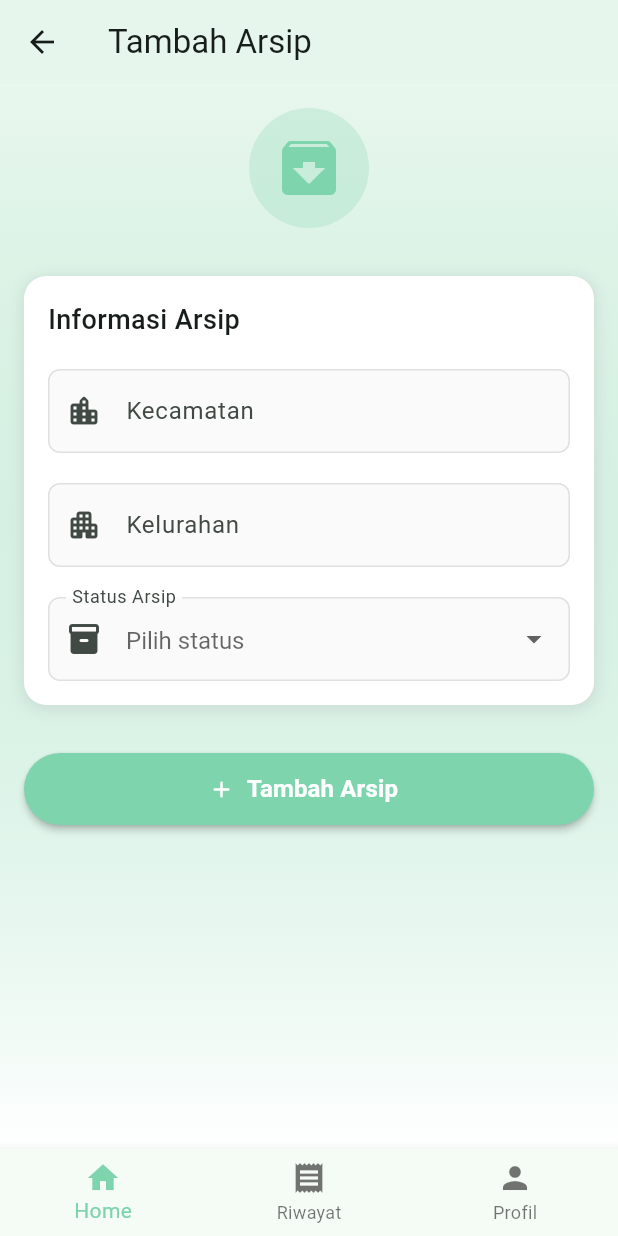
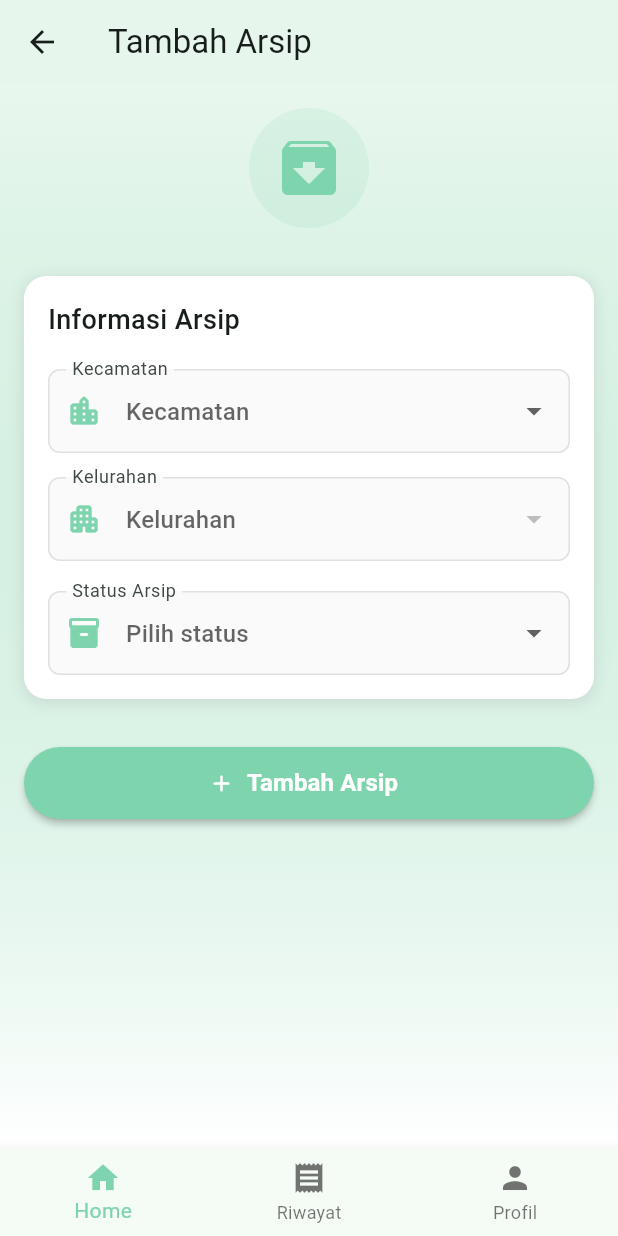
Before and after one commit to FajarRAP/archive_management_system, a Flutter app: the ArchivePage screen opened by its route, after a tap on the "add" icon, on a phone screen of 412 x 824 dp. Run offline on Flutter 3.47's test engine with Material 3 defaults, Android fonts, the phone set to English and light mode, and no system bars; our stand-ins replace bloc, dartz, flutter_bloc, flutter_dotenv, get_it, go_router and 3 more; missing offline and left inert: external_path, syncfusion_flutter_xlsio; accounts and stored records are empty; statements that could not run were skipped.

Commit message:
feat : filter archives and archive loans

```diff
--- a/lib/core/themes/theme.dart
+++ b/lib/core/themes/theme.dart
@@ -9,6 +9,7 @@ final theme = ThemeData(
     tertiary: const Color(0xFF3D0301),
   ),
   inputDecorationTheme: const InputDecorationTheme(
+    prefixIconColor: Color(0xFF7ED4AD),
     border: OutlineInputBorder(
       borderRadius: BorderRadius.all(Radius.circular(8)),
     ),
@@ -22,6 +23,7 @@ final theme = ThemeData(
   ),
   dropdownMenuTheme: const DropdownMenuThemeData(
     inputDecorationTheme: InputDecorationTheme(
+      prefixIconColor: Color(0xFF7ED4AD),
       border: OutlineInputBorder(
         borderRadius: BorderRadius.all(Radius.circular(8)),
       ),
@@ -33,6 +35,11 @@ final theme = ThemeData(
       fillColor: Color(0xFFFAFAFA),
       hintStyle: TextStyle(color: Color(0xFFBDBDBD)),
     ),
+    textStyle: TextStyle(
+      color: Colors.black,
+      fontSize: 16,
+      fontWeight: FontWeight.w400,
+    ),
   ),
   useMaterial3: true,
 );
--- a/lib/features/archive/presentation/cubit/archive_cubit.dart
+++ b/lib/features/archive/presentation/cubit/archive_cubit.dart
@@ -1,5 +1,3 @@
-import 'package:archive_management_system/features/archive/domain/usecases/download_archive_report_use_case.dart';
-import 'package:archive_management_system/features/archive/domain/usecases/get_archive_statistics_use_case.dart';
 import 'package:bloc/bloc.dart';
 import 'package:meta/meta.dart';
 
@@ -7,8 +5,10 @@ import '../../domain/entities/archive_entity.dart';
 import '../../domain/entities/archive_loan_entity.dart';
 import '../../domain/usecases/borrow_archive_use_case.dart';
 import '../../domain/usecases/delete_archive_use_case.dart';
+import '../../domain/usecases/download_archive_report_use_case.dart';
 import '../../domain/usecases/get_archive_loans_by_user_use_case.dart';
 import '../../domain/usecases/get_archive_loans_use_case.dart';
+import '../../domain/usecases/get_archive_statistics_use_case.dart';
 import '../../domain/usecases/get_archives_use_case.dart';
 import '../../domain/usecases/insert_archive_use_case.dart';
 import '../../domain/usecases/return_borrowed_archive_use_case.dart';
@@ -41,13 +41,52 @@ class ArchiveCubit extends Cubit<ArchiveState> {
   final GetArchiveStatisticsUseCase getArchiveStatisticsUseCase;
   final DownloadArchiveReportUseCase downloadArchiveReportUseCase;
 
+  final archives = <ArchiveEntity>[];
+  var archiveLoans = <ArchiveLoanEntity>[];
+  var results = <ArchiveLoanEntity>[];
+  String? _selectedSubdistrict;
+  String? _selectedUrban;
+
+  String? get getSubdistrict => _selectedSubdistrict;
+  String? get getUrban => _selectedUrban;
+
+  void setSubdistrict(String selectedSubdistrict) {
+    if (selectedSubdistrict != _selectedSubdistrict) _selectedUrban = null;
+    _selectedSubdistrict = selectedSubdistrict;
+    emit(FilterArchiveBySubdistrict());
+  }
+
+  void setUrban(String selectedUrban) {
+    _selectedUrban = selectedUrban;
+    emit(FilterArchiveByUrban());
+  }
+
+  void resetFilter() {
+    _selectedSubdistrict = null;
+    _selectedUrban = null;
+    emit(GetArchiveLoaded());
+  }
+
+  void searchArchiveLoans(String keyword) {
+    results = archiveLoans
+        .where((archiveLoan) =>
+            '${archiveLoan.archive.archiveNumber}'.contains(keyword))
+        .toList();
+    emit(GetArchiveLoansLoaded());
+  }
+
   Future<void> getArchive() async {
     emit(GetArchiveLoading());
     final result = await getArchivesUseCase();
 
     result.fold(
       (l) => emit(GetArchiveError(message: l.message)),
-      (r) => emit(GetArchiveLoaded(r)),
+      (r) {
+        archives
+          ..clear()
+          ..addAll(r);
+        emit(GetArchiveLoaded());
+      },
     );
   }
 
@@ -102,7 +141,7 @@ class ArchiveCubit extends Cubit<ArchiveState> {
 
     result.fold(
       (l) => emit(GetArchiveLoansError(message: l.message)),
-      (r) => emit(GetArchiveLoansLoaded(r)),
+      (r) => emit(GetArchiveLoansLoaded()),
     );
   }
 
@@ -126,7 +165,12 @@ class ArchiveCubit extends Cubit<ArchiveState> {
 
     result.fold(
       (l) => emit(GetArchiveLoansError(message: l.message)),
-      (r) => emit(GetArchiveLoansLoaded(r)),
+      (r) {
+        archiveLoans
+          ..clear()
+          ..addAll(r);
+        emit(GetArchiveLoansLoaded());
+      },
     );
   }
 
--- a/lib/features/archive/presentation/cubit/archive_state.dart
+++ b/lib/features/archive/presentation/cubit/archive_state.dart
@@ -25,17 +25,17 @@ class DownloadArchiveReport extends ArchiveState {}
 
 class GetArchiveLoading extends GetArchive {}
 
-class GetArchiveLoaded extends GetArchive {
-  final List<ArchiveEntity> archives;
-
-  GetArchiveLoaded(this.archives);
-}
+class GetArchiveLoaded extends GetArchive {}
 
 class GetArchiveError extends GetArchive {
   final String message;
 
   GetArchiveError({required this.message});
 }
+
+class FilterArchiveBySubdistrict extends GetArchive {}
+
+class FilterArchiveByUrban extends GetArchive {}
 
 class InsertArchiveLoading extends InsertArchive {}
 
@@ -95,11 +95,7 @@ class BorrowArchiveError extends BorrowArchive {
 
 class GetArchiveLoansLoading extends GetArchiveLoans {}
 
-class GetArchiveLoansLoaded extends GetArchiveLoans {
-  final List<ArchiveLoanEntity> archiveLoans;
-
-  GetArchiveLoansLoaded(this.archiveLoans);
-}
+class GetArchiveLoansLoaded extends GetArchiveLoans {}
 
 class GetArchiveLoansError extends GetArchiveLoans {
   final String message;
--- a/lib/features/archive/presentation/pages/add_archive_page.dart
+++ b/lib/features/archive/presentation/pages/add_archive_page.dart
@@ -1,8 +1,8 @@
-import 'package:archive_management_system/core/common/snack_bar.dart';
 import 'package:flutter/material.dart';
 import 'package:flutter_bloc/flutter_bloc.dart';
 
 import '../../../../core/common/constants.dart';
+import '../../../../core/common/snack_bar.dart';
 import '../../../../core/helpers/validation.dart';
 import '../../domain/entities/archive_entity.dart';
 import '../cubit/archive_cubit.dart';
@@ -19,6 +19,8 @@ class _AddArchivePageState extends State<AddArchivePage> {
   final _urbanController = TextEditingController();
   final _formKey = GlobalKey<FormState>();
   var archiveStatus = '';
+  String? _selectedSubdistrict;
+  String? _selectedUrban;
 
   @override
   void dispose() {
@@ -58,7 +60,7 @@ class _AddArchivePageState extends State<AddArchivePage> {
                 Center(
                   child: Container(
                     decoration: BoxDecoration(
-                      color: colorScheme.primary.withOpacity(0.25),
+                      color: colorScheme.primary.withOpacity(0.15),
                       shape: BoxShape.circle,
                     ),
                     padding: const EdgeInsets.all(16),
@@ -88,46 +90,49 @@ class _AddArchivePageState extends State<AddArchivePage> {
                         ),
                       ),
                       const SizedBox(height: 20),
-                      TextFormField(
-                        autovalidateMode: AutovalidateMode.onUserInteraction,
-                        controller: _subdistrictController,
+                      DropdownButtonFormField<String>(
+                        onChanged: (value) {
+                          if (value != _selectedSubdistrict) {
+                            _selectedUrban = null;
+                          }
+                          setState(() => _selectedSubdistrict = value);
+                        },
                         decoration: InputDecoration(
-                          labelText: 'Kecamatan',
-                          hintText: 'Masukkan nama kecamatan',
-                          prefixIcon: Icon(Icons.location_city_rounded),
+                          hintText: 'Kecamatan',
+                          label: const Text('Kecamatan'),
+                          prefixIcon: const Icon(Icons.location_city_rounded),
                         ),
-                        validator: validate,
+                        value: _selectedSubdistrict,
+                        items: subdistrictsAndUrban.entries
+                            .map((subdistrict) => DropdownMenuItem<String>(
+                                value: subdistrict.key,
+                                child: Text(subdistrict.key)))
+                            .toList(),
                       ),
-                      const SizedBox(height: 20),
-                      TextFormField(
-                        autovalidateMode: AutovalidateMode.onUserInteraction,
-                        controller: _urbanController,
+                      const SizedBox(height: 16),
+                      DropdownButtonFormField<String>(
+                        onChanged: (value) =>
+                            setState(() => _selectedUrban = value),
                         decoration: InputDecoration(
-                          labelText: 'Kelurahan',
-                          hintText: 'Masukkan nama kelurahan',
-                          prefixIcon: Icon(Icons.apartment_rounded),
+                          hintText: 'Kelurahan',
+                          label: const Text('Kelurahan'),
+                          prefixIcon: const Icon(Icons.apartment_rounded),
                         ),
-                        validator: validate,
+                        value: _selectedUrban,
+                        items: _items(),
                       ),
                       const SizedBox(height: 20),
                       DropdownButtonFormField<String>(
-                        onChanged: (value) => archiveStatus = value ?? '',
+                        onChanged: (value) => archiveStatus = '$value',
                         autovalidateMode: AutovalidateMode.onUserInteraction,
-                        items: statusOptions.map((status) {
-                          return DropdownMenuItem<String>(
-                            value: status,
-                            child: Text(status),
-                          );
-                        }).toList(),
+                        items: statusOptions
+                            .map((status) => DropdownMenuItem<String>(
+                                value: status, child: Text(status)))
+                            .toList(),
                         decoration: InputDecoration(
                           label: const Text('Status Arsip'),
                           hintText: 'Pilih status',
-                          prefixIcon: Icon(Icons.inventory_2_rounded),
-                        ),
-                        style: TextStyle(
-                          color: Colors.black,
-                          fontSize: 16,
-                          fontWeight: FontWeight.w400,
+                          prefixIcon: const Icon(Icons.inventory_2_rounded),
                         ),
                         validator: validate,
                       ),
@@ -153,7 +158,6 @@ class _AddArchivePageState extends State<AddArchivePage> {
                       if (state is InsertArchiveLoading) {
                         return FilledButton(
                           onPressed: null,
-                          style: FilledButton.styleFrom(elevation: 2),
                           child: const CircularProgressIndicator(
                             strokeWidth: 2,
                             valueColor: AlwaysStoppedAnimation(Colors.white),
@@ -165,12 +169,16 @@ class _AddArchivePageState extends State<AddArchivePage> {
                         onPressed: () async {
                           if (!_formKey.currentState!.validate()) return;
 
-                          final subdistrict =
-                              _subdistrictController.text.trim();
-                          final urban = _urbanController.text.trim();
+                          if (_selectedSubdistrict == null ||
+                              _selectedSubdistrict!.isEmpty) return;
+                          if (_selectedUrban == null ||
+                              _selectedUrban!.isEmpty) {
+                            return;
+                          }
+
                           final archive = ArchiveEntity(
-                              subdistrict: subdistrict,
-                              urban: urban,
+                              subdistrict: _selectedSubdistrict!,
+                              urban: _selectedUrban!,
                               status: archiveStatus);
                           await archiveCubit.insertArchive(archive: archive);
                         },
@@ -180,7 +188,7 @@ class _AddArchivePageState extends State<AddArchivePage> {
                           'Tambah Arsip',
                           style: TextStyle(
                             fontSize: 16,
-                            fontWeight: FontWeight.bold,
+                            fontWeight: FontWeight.w700,
                           ),
                         ),
                       );
@@ -194,4 +202,15 @@ class _AddArchivePageState extends State<AddArchivePage> {
       ),
     );
   }
+
+  List<DropdownMenuItem<String>> _items() {
+    if (_selectedSubdistrict == null || _selectedSubdistrict!.isEmpty) {
+      return [];
+    }
+
+    return subdistrictsAndUrban[_selectedSubdistrict]!
+        .map((urban) =>
+            DropdownMenuItem<String>(value: urban, child: Text(urban)))
+        .toList();
+  }
 }
--- a/lib/features/archive/presentation/pages/archive_page.dart
+++ b/lib/features/archive/presentation/pages/archive_page.dart
@@ -11,12 +11,13 @@ class ArchivePage extends StatelessWidget {
 
   @override
   Widget build(BuildContext context) {
+    final archiveCubit = context.read<ArchiveCubit>();
     final colorScheme = Theme.of(context).colorScheme;
 
     return Scaffold(
       appBar: AppBar(title: const Text('Arsip')),
       body: BlocBuilder<ArchiveCubit, ArchiveState>(
-        bloc: context.read<ArchiveCubit>()..getArchive(),
+        bloc: archiveCubit..getArchive(),
         buildWhen: (previous, current) => current is GetArchive,
         builder: (context, state) {
           if (state is GetArchiveLoading) {
@@ -25,14 +26,14 @@ class ArchivePage extends StatelessWidget {
 
           if (state is GetArchiveLoaded) {
             return RefreshIndicator(
-              onRefresh: context.read<ArchiveCubit>().getArchive,
+              onRefresh: archiveCubit.getArchive,
               displacement: 10,
               child: ListView.separated(
                 itemBuilder: (context, index) =>
-                    ArchiveItem(archive: state.archives[index]),
+                    ArchiveItem(archive: archiveCubit.archives[index]),
                 separatorBuilder: (context, index) =>
                     const SizedBox(height: 12),
-                itemCount: state.archives.length,
+                itemCount: archiveCubit.archives.length,
                 padding:
                     const EdgeInsets.symmetric(horizontal: 16, vertical: 8),
               ),
--- a/lib/features/archive/presentation/pages/return_archive_page.dart
+++ b/lib/features/archive/presentation/pages/return_archive_page.dart
@@ -24,9 +24,10 @@ class ReturnArchivePage extends StatelessWidget {
             }
 
             if (state is GetArchiveLoansLoaded) {
-              final archiveLoans = state.archiveLoans
+              final archiveLoans = archiveCubit.archiveLoans
                   .where((archiveLoan) => archiveLoan.returnedAt == null)
                   .toList();
+
               return RefreshIndicator(
                 onRefresh: archiveCubit.getArchiveLoans,
                 displacement: 10,
--- a/lib/main.dart
+++ b/lib/main.dart
@@ -18,6 +18,7 @@ Future<void> main() async {
     url: dotenv.get('SUPA_URL'),
     anonKey: dotenv.get('SUPA_KEY'),
   );
+
   setup();
   runApp(const MyApp());
 }
```
Also changed, not shown: lib/features/archive/presentation/pages/home_page.dart (+69 -15 lines), lib/features/archive/presentation/pages/report_page.dart (+66 -22 lines), lib/features/archive/presentation/pages/update_delete_archive_page.dart (+63 -58 lines), lib/features/archive/presentation/widgets/archive_filter_section.dart (+44 -42 lines).
